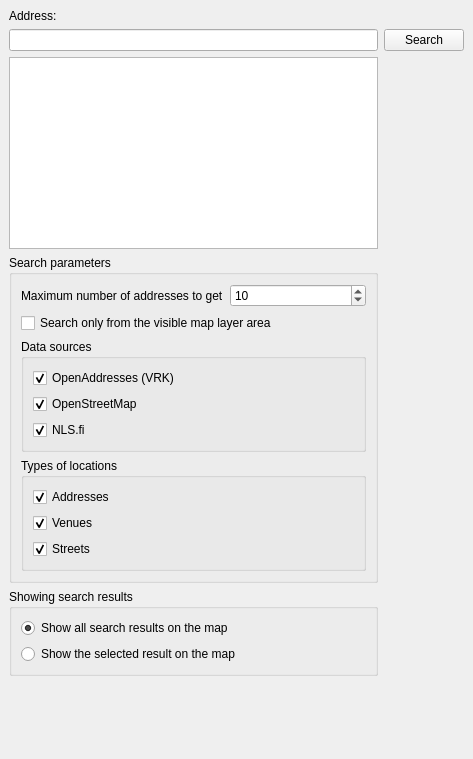
The window that digitransit_geocoder_dockwidget_base.ui (GispoCoding/QGISDigitransitGeocoding) describes before a commit, drawn with Qt 5.
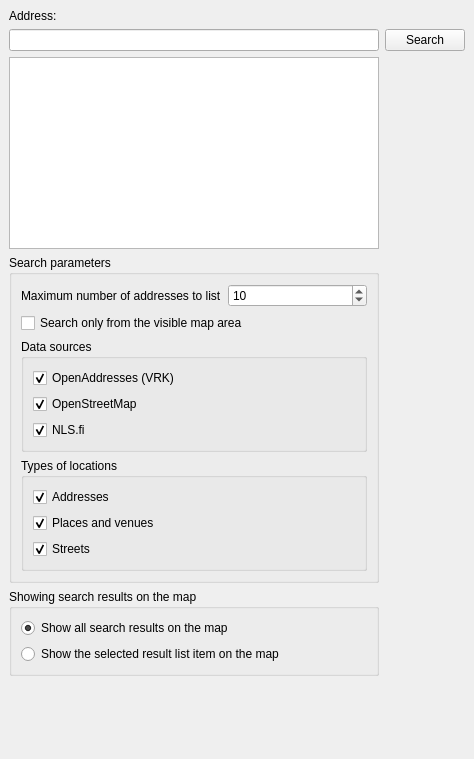
The same window after the commit.

What changed in the file:
```diff
--- a/digitransit_geocoder_dockwidget_base.ui
+++ b/digitransit_geocoder_dockwidget_base.ui
@@ -6,7 +6,7 @@
    <rect>
     <x>0</x>
     <y>0</y>
-    <width>473</width>
+    <width>474</width>
     <height>759</height>
    </rect>
   </property>
@@ -48,7 +48,7 @@
            <item row="0" column="0">
             <widget class="QLabel" name="label_3">
              <property name="text">
-              <string>Maximum number of addresses to get</string>
+              <string>Maximum number of addresses to list</string>
              </property>
             </widget>
            </item>
@@ -70,7 +70,7 @@
          <item>
           <widget class="QCheckBox" name="checkBoxSearchMapCanvasArea">
            <property name="text">
-            <string>Search only from the visible map layer area</string>
+            <string>Search only from the visible map area</string>
            </property>
           </widget>
          </item>
@@ -132,7 +132,7 @@
             <item>
              <widget class="QCheckBox" name="checkBoxSearchVenue">
               <property name="text">
-               <string>Venues</string>
+               <string>Places and venues</string>
               </property>
               <property name="checked">
                <bool>true</bool>
@@ -158,7 +158,7 @@
       <item row="4" column="0">
        <widget class="QGroupBox" name="groupBox">
         <property name="title">
-         <string>Showing search results</string>
+         <string>Showing search results on the map</string>
         </property>
         <layout class="QVBoxLayout" name="verticalLayout">
          <item>
@@ -177,7 +177,7 @@
          <item>
           <widget class="QRadioButton" name="radioButtonResultsShowSelected">
            <property name="text">
-            <string>Show the selected result on the map</string>
+            <string>Show the selected result list item on the map</string>
            </property>
            <property name="checked">
             <bool>false</bool>
```
